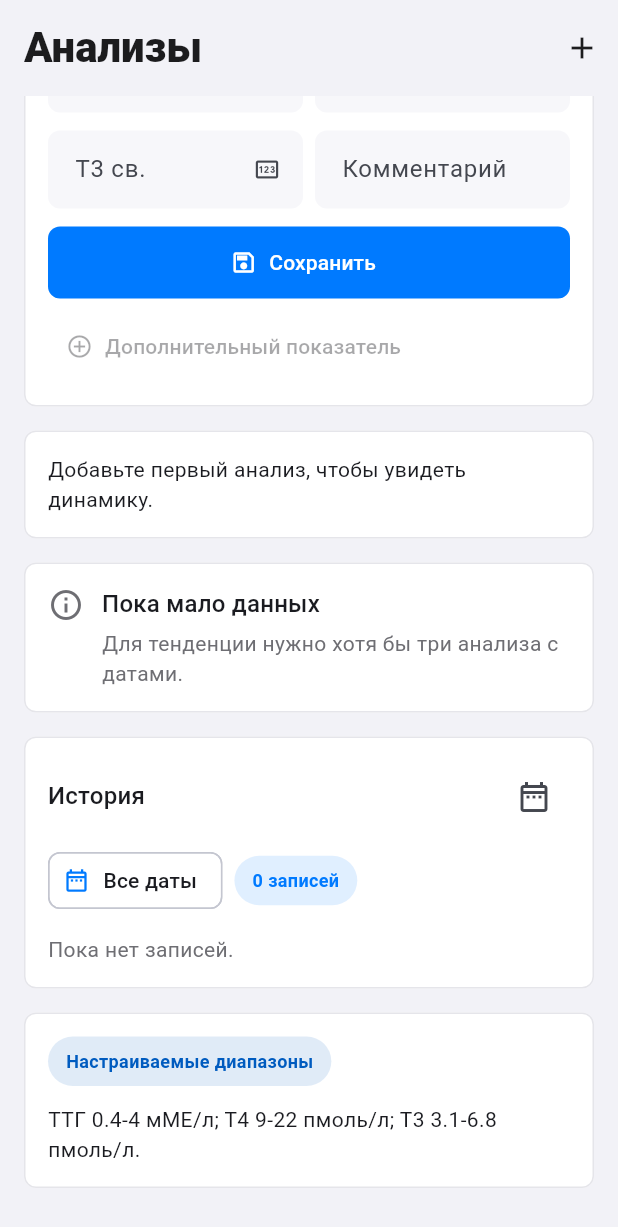
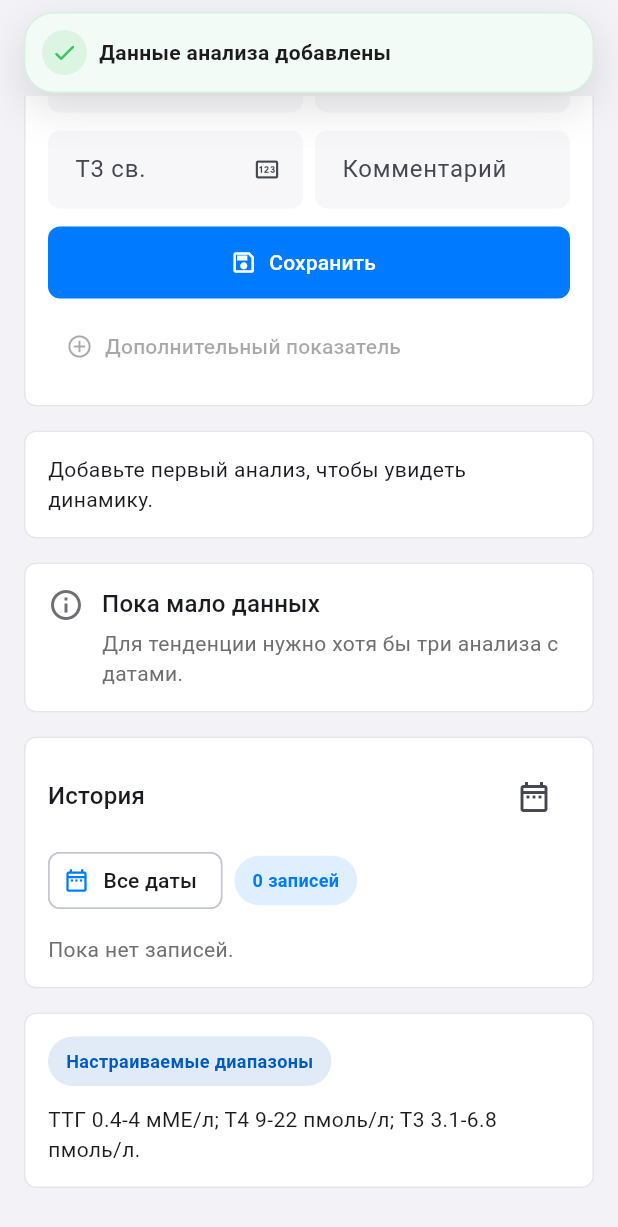
Before and after one commit to Kovshik387/thyroid-tracker, a Flutter app: the LabsScreen widget shown alone on an empty page, opened directly, scrolled down 257 dp, after a tap on "Сохранить", on a phone screen of 412 x 824 dp. Shown: the top 1227 px of the screen. Run offline on Flutter 3.47's test engine with Material 3 defaults, Android fonts, the phone set to English and light mode, and no system bars; our stand-ins replace drift, drift_flutter, fl_chart, flutter_local_notifications, flutter_timezone, go_router and 4 more; missing offline and left inert: dart:html; accounts and stored records are empty; generated files the repository leaves out were written again.

Commit message:
fix: правки по проекту

```diff
--- a/lib/src/features/labs/presentation/labs_screen.dart
+++ b/lib/src/features/labs/presentation/labs_screen.dart
@@ -10,6 +10,7 @@ import '../domain/lab_evaluator.dart';
 import '../domain/lab_result.dart';
 import '../domain/lab_trend_analyzer.dart';
 import '../../../shared/presentation/adaptive_picker.dart';
+import '../../../shared/presentation/adaptive_message.dart';
 import '../../../shared/presentation/app_card.dart';
 import '../../../shared/presentation/screen_frame.dart';
 import '../../../shared/presentation/status_chip.dart';
@@ -130,8 +131,8 @@ class _LabsScreenState extends State<LabsScreen> {
           content: SingleChildScrollView(
             child: _LabsFormCard(
               compact: true,
-              onSubmit: (entry) {
-                _saveEntry(context, entry);
+              onSubmit: (entry) async {
+                await _saveEntry(context, entry);
                 Navigator.of(context).pop();
               },
             ),
@@ -141,13 +142,21 @@ class _LabsScreenState extends State<LabsScreen> {
     );
   }
 
-  void _saveEntry(BuildContext context, _LabEntry entry) {
-    AppScope.read(context).addLab(
+  Future<void> _saveEntry(BuildContext context, _LabEntry entry) async {
+    await AppScope.read(context).addLab(
       date: entry.date,
       tsh: entry.tsh,
       freeT4: entry.freeT4,
       freeT3: entry.freeT3,
       comment: entry.comment,
+    );
+    if (!context.mounted) {
+      return;
+    }
+    showAdaptiveMessage(
+      context,
+      'Данные анализа добавлены',
+      type: AppMessageType.success,
     );
   }
 
@@ -190,14 +199,22 @@ class _LabsScreenState extends State<LabsScreen> {
               compact: true,
               initial: result,
               submitLabel: 'Сохранить',
-              onSubmit: (entry) {
-                AppScope.read(context).updateLab(
+              onSubmit: (entry) async {
+                await AppScope.read(context).updateLab(
                   id: result.id,
                   date: entry.date,
                   tsh: entry.tsh,
                   freeT4: entry.freeT4,
                   freeT3: entry.freeT3,
                   comment: entry.comment,
+                );
+                if (!context.mounted) {
+                  return;
+                }
+                showAdaptiveMessage(
+                  context,
+                  'Запись анализа обновлена',
+                  type: AppMessageType.success,
                 );
                 Navigator.of(context).pop();
               },
@@ -267,7 +284,7 @@ class _LabsFormCard extends StatefulWidget {
     this.submitLabel = 'Сохранить',
   });
 
-  final ValueChanged<_LabEntry> onSubmit;
+  final Future<void> Function(_LabEntry entry) onSubmit;
   final bool compact;
   final LabResult? initial;
   final String submitLabel;
@@ -412,12 +429,14 @@ class _LabsFormCardState extends State<_LabsFormCard> {
     _dateController.text = DateFormat('dd.MM.yyyy').format(picked);
   }
 
-  void _submit() {
+  Future<void> _submit() async {
     if (!_formKey.currentState!.validate()) {
       return;
     }
 
-    widget.onSubmit(
+    FocusManager.instance.primaryFocus?.unfocus();
+
+    await widget.onSubmit(
       _LabEntry(
         date: _parseDate(_dateController.text) ?? DateTime.now(),
         tsh: _parseNumber(_tshController.text),
--- a/lib/src/shared/presentation/adaptive_message.dart
+++ b/lib/src/shared/presentation/adaptive_message.dart
@@ -1,46 +1,97 @@
-import 'package:flutter/foundation.dart';
+import 'dart:async';
+import 'dart:collection';
+
 import 'package:flutter/material.dart';
 
 import '../../app/design_tokens.dart';
 
-bool get _usesTopBanner {
-  if (kIsWeb) {
-    return false;
-  }
-  return defaultTargetPlatform == TargetPlatform.iOS ||
-      defaultTargetPlatform == TargetPlatform.macOS;
+enum AppMessageType {
+  info,
+  success,
+  warning,
+  error,
 }
 
-void showAdaptiveMessage(BuildContext context, String message) {
-  if (!_usesTopBanner) {
-    ScaffoldMessenger.of(context)
-      ..hideCurrentSnackBar()
+void showAdaptiveMessage(
+  BuildContext context,
+  String message, {
+  AppMessageType type = AppMessageType.info,
+}) {
+  _TopMessageQueue.instance.show(context, message, type);
+}
+
+class _QueuedMessage {
+  const _QueuedMessage(this.message, this.type);
+
+  final String message;
+  final AppMessageType type;
+}
+
+class _TopMessageQueue {
+  _TopMessageQueue._();
+
+  static final instance = _TopMessageQueue._();
+  static const _maxQueuedMessages = 3;
+
+  final _queue = Queue<_QueuedMessage>();
+  OverlayEntry? _entry;
+  var _isShowing = false;
+
+  void show(BuildContext context, String message, AppMessageType type) {
+    final overlay = Overlay.maybeOf(context, rootOverlay: true);
+    if (overlay == null) {
+      ScaffoldMessenger.maybeOf(context)
+        ?..hideCurrentSnackBar()
         ..showSnackBar(SnackBar(content: Text(message)));
       return;
     }
 
-  final overlay = Overlay.maybeOf(context);
-  if (overlay == null) {
+    if (_queue.length >= _maxQueuedMessages) {
+      _queue.removeFirst();
+    }
+    _queue.addLast(_QueuedMessage(message, type));
+
+    if (!_isShowing) {
+      _showNext(overlay);
+    }
+  }
+
+  void _showNext(OverlayState overlay) {
+    final next = _queue.isEmpty ? null : _queue.removeFirst();
+    if (next == null) {
+      _isShowing = false;
       return;
     }
 
+    _isShowing = true;
     late final OverlayEntry entry;
     entry = OverlayEntry(
       builder: (context) => _TopMessageBanner(
-      message: message,
-      onDismissed: () => entry.remove(),
+        message: next.message,
+        type: next.type,
+        onDismissed: () {
+          entry.remove();
+          if (_entry == entry) {
+            _entry = null;
+          }
+          scheduleMicrotask(() => _showNext(overlay));
+        },
       ),
     );
+    _entry = entry;
     overlay.insert(entry);
+  }
 }
 
 class _TopMessageBanner extends StatefulWidget {
   const _TopMessageBanner({
     required this.message,
+    required this.type,
     required this.onDismissed,
   });
 
   final String message;
+  final AppMessageType type;
   final VoidCallback onDismissed;
 
   @override
@@ -51,38 +102,50 @@ class _TopMessageBannerState extends State<_TopMessageBanner>
     with SingleTickerProviderStateMixin {
   late final AnimationController _controller = AnimationController(
     vsync: this,
-    duration: const Duration(milliseconds: 220),
-    reverseDuration: const Duration(milliseconds: 180),
+    duration: const Duration(milliseconds: 260),
+    reverseDuration: const Duration(milliseconds: 190),
   );
   late final Animation<Offset> _offset = Tween(
-    begin: const Offset(0, -1),
+    begin: const Offset(0, -0.65),
     end: Offset.zero,
   ).animate(CurvedAnimation(parent: _controller, curve: Curves.easeOutCubic));
+  late final Animation<double> _opacity = CurvedAnimation(
+    parent: _controller,
+    curve: Curves.easeOut,
+  );
+
+  Timer? _timer;
+  var _dismissed = false;
 
   @override
   void initState() {
     super.initState();
     _controller.forward();
-    Future<void>.delayed(const Duration(seconds: 3), _dismiss);
+    _timer = Timer(const Duration(milliseconds: 2400), _dismiss);
   }
 
   @override
   void dispose() {
+    _timer?.cancel();
     _controller.dispose();
     super.dispose();
   }
 
   Future<void> _dismiss() async {
-    if (!mounted) {
+    if (_dismissed || !mounted) {
       return;
     }
+    _dismissed = true;
     await _controller.reverse();
+    if (mounted) {
       widget.onDismissed();
+    }
   }
 
   @override
   Widget build(BuildContext context) {
     final top = MediaQuery.paddingOf(context).top;
+    final spec = _MessageVisualSpec.fromType(widget.type);
 
     return Positioned(
       left: AppSpacing.lg,
@@ -90,31 +153,58 @@ class _TopMessageBannerState extends State<_TopMessageBanner>
       top: top + AppSpacing.sm,
       child: SlideTransition(
         position: _offset,
+        child: FadeTransition(
+          opacity: _opacity,
+          child: GestureDetector(
+            onTap: _dismiss,
             child: Material(
               color: Colors.transparent,
               child: DecoratedBox(
                 decoration: BoxDecoration(
-              color: AppColors.ink.withValues(alpha: 0.92),
-              borderRadius: BorderRadius.circular(16),
+                  color: spec.background,
+                  borderRadius: BorderRadius.circular(20),
+                  border: Border.all(color: spec.border),
                   boxShadow: [
                     BoxShadow(
-                  color: Colors.black.withValues(alpha: 0.18),
-                  blurRadius: 18,
-                  offset: const Offset(0, 8),
+                      color: Colors.black.withValues(alpha: 0.12),
+                      blurRadius: 24,
+                      offset: const Offset(0, 10),
                     ),
                   ],
                 ),
                 child: Padding(
                   padding: const EdgeInsets.symmetric(
-                horizontal: AppSpacing.lg,
+                    horizontal: AppSpacing.md,
                     vertical: AppSpacing.md,
                   ),
+                  child: Row(
+                    mainAxisAlignment: MainAxisAlignment.center,
+                    children: [
+                      DecoratedBox(
+                        decoration: BoxDecoration(
+                          color: spec.accent.withValues(alpha: 0.12),
+                          shape: BoxShape.circle,
+                        ),
+                        child: Padding(
+                          padding: const EdgeInsets.all(6),
+                          child: Icon(spec.icon, color: spec.accent, size: 18),
+                        ),
+                      ),
+                      const SizedBox(width: AppSpacing.sm),
+                      Expanded(
                         child: Text(
                           widget.message,
-                textAlign: TextAlign.center,
-                style: Theme.of(context).textTheme.bodyMedium?.copyWith(
-                      color: Colors.white,
+                          maxLines: 3,
+                          overflow: TextOverflow.ellipsis,
+                          style:
+                              Theme.of(context).textTheme.bodyMedium?.copyWith(
+                                    color: AppColors.ink,
                                     fontWeight: FontWeight.w600,
+                                  ),
+                        ),
+                      ),
+                    ],
+                  ),
                 ),
               ),
             ),
@@ -124,3 +214,46 @@ class _TopMessageBannerState extends State<_TopMessageBanner>
     );
   }
 }
+
+class _MessageVisualSpec {
+  const _MessageVisualSpec({
+    required this.background,
+    required this.border,
+    required this.accent,
+    required this.icon,
+  });
+
+  final Color background;
+  final Color border;
+  final Color accent;
+  final IconData icon;
+
+  factory _MessageVisualSpec.fromType(AppMessageType type) {
+    return switch (type) {
+      AppMessageType.success => const _MessageVisualSpec(
+          background: Color(0xFFF2FBF5),
+          border: Color(0xFFD6F1DE),
+          accent: AppColors.mint,
+          icon: Icons.check_rounded,
+        ),
+      AppMessageType.warning => const _MessageVisualSpec(
+          background: Color(0xFFFFF8EA),
+          border: Color(0xFFFFE5B8),
+          accent: AppColors.amber,
+          icon: Icons.priority_high_rounded,
+        ),
+      AppMessageType.error => const _MessageVisualSpec(
+          background: Color(0xFFFFF1F0),
+          border: Color(0xFFFFD5D2),
+          accent: AppColors.coral,
+          icon: Icons.close_rounded,
+        ),
+      AppMessageType.info => const _MessageVisualSpec(
+          background: AppColors.surface,
+          border: AppColors.border,
+          accent: AppColors.azure,
+          icon: Icons.info_outline_rounded,
+        ),
+    };
+  }
+}
--- a/pubspec.yaml
+++ b/pubspec.yaml
@@ -22,6 +22,7 @@ dependencies:
   timezone: ^0.11.0
   pdf: ^3.12.0
   printing: ^5.14.3
+  flutter_timezone: ^5.1.0
 
 dev_dependencies:
   flutter_test:
```
Also changed, not shown: lib/src/core/notifications/notification_service.dart (+12 -0 lines), pubspec.lock, 3 other files. Lines whose indentation alone changed are shown as unchanged.
